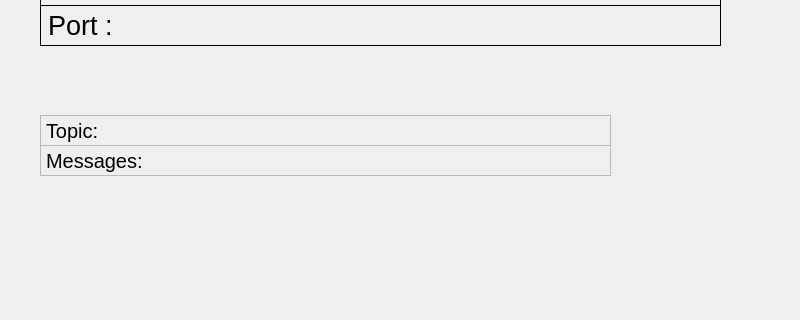
Qt form PyQt/mqttClient/ui_mainwindow.ui (KMS-TEAM/Training_Project) before a commit; both pictures show x 0 to 800 and y 85 to 405 of the 800 by 600 pixel window.
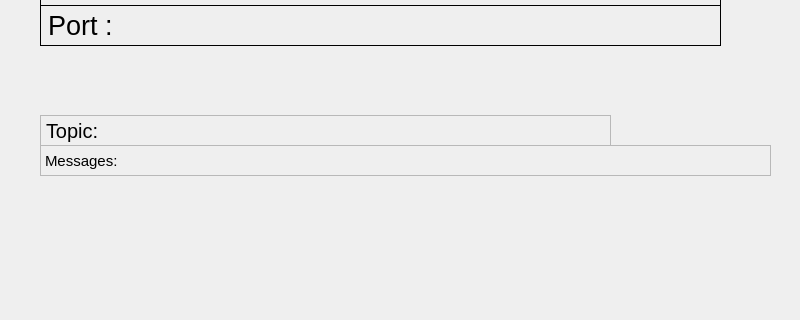
The same form after that commit.

Commit message: update convertdata function

What changed in the file:
```diff
--- a/PyQt/mqttClient/ui_mainwindow.ui
+++ b/PyQt/mqttClient/ui_mainwindow.ui
@@ -87,13 +87,13 @@
      <rect>
       <x>40</x>
       <y>230</y>
-      <width>571</width>
+      <width>731</width>
       <height>31</height>
      </rect>
     </property>
     <property name="font">
      <font>
-      <pointsize>15</pointsize>
+      <pointsize>11</pointsize>
      </font>
     </property>
     <property name="frameShape">
```
The commit also changes 2 other files.
